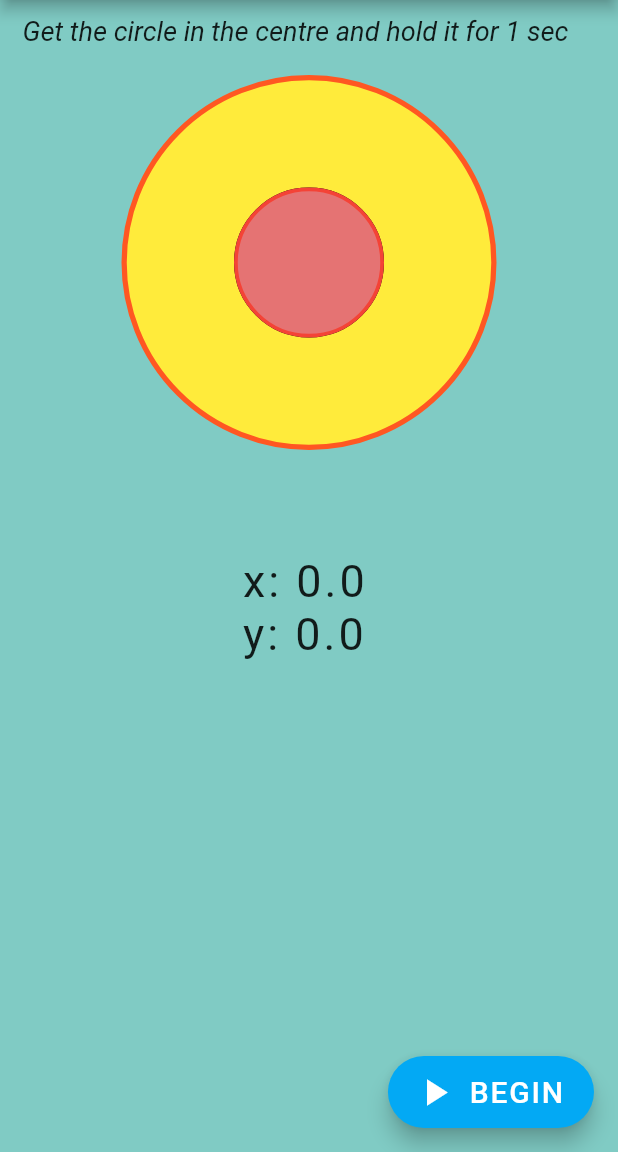
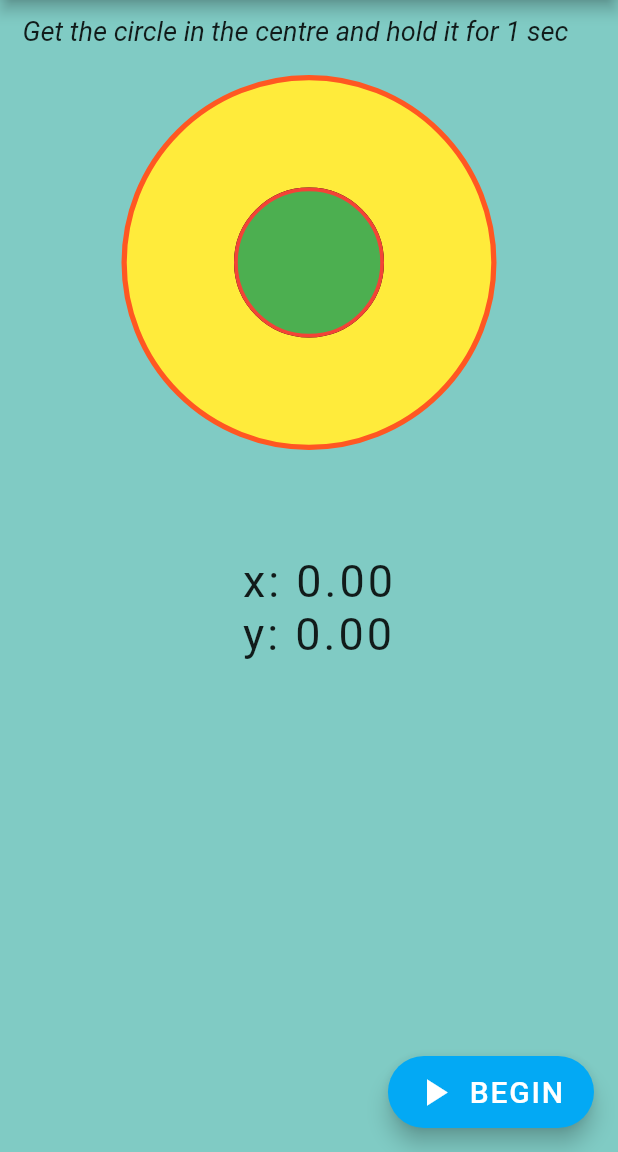
Before and after one commit to kshitijalwadhi/DevClubFlutterAssignment, a Flutter app: the screen it shows after launch, after a tap on "BEGIN", on a phone screen of 412 x 824 dp, the part 84-1236 px from its top. Run offline on Flutter 3.47's test engine with Material 2 defaults, Android fonts, the phone set to English and light mode, and no system bars; our stand-ins replace sensors.

Commit message:
final commit (everything working)

```diff
--- a/dev_club_flutter_assignment/lib/main.dart
+++ b/dev_club_flutter_assignment/lib/main.dart
@@ -7,6 +7,7 @@ void main() {
   runApp(GetWidthHeight());
 }
 
+// for giving MediaQuery.of() a context (MaterialApp) to decide width and height of device
 class GetWidthHeight extends StatelessWidget {
   @override
   Widget build(BuildContext context) {
@@ -36,7 +37,7 @@ class _MyAppBrainState extends State<MyAppBrain> {
   int count = 0;
   Color color = Colors.green;
 
-  //for starting the reading of data
+  //for starting the reading of data and game evaluation
   startTimer()
   {
     if (accel == null)
@@ -51,30 +52,55 @@ class _MyAppBrainState extends State<MyAppBrain> {
       {
         accel.resume();
       }
-
+    //for pausing the game after hold successfully for 1 sec and also call for color change
     if (timer == null || !timer.isActive) {
       timer = Timer.periodic(Duration(milliseconds: 200), (_) {
         if (count > 3) {
           pauseTimer();
         } else {
-          //setColor(event);
+          setColor();
           setPosition(event);
         }
       });
     }
   }
 
+  //changing the color as per requirement
+  setColor() {
+    var xDelta = (event.x *10).abs();
+    var yDelta = (event.y *10).abs();
+
+    if(xDelta<3 && yDelta<3){
+      setState(() {
+        color= Colors.greenAccent;
+        count+=1;
+      });
+    }
+    else{
+      setState(() {
+        color = Colors.red[300];
+        count =0;
+      });
+    }
+  }
+
+
+  //pause the timer
   pauseTimer(){
     timer.cancel();
+    accel.pause();
+    setState(() {
+      count =0;
+      color= Colors.green;
+    });
   }
 
   setPosition(AccelerometerEvent event){
     setState((){
-      left=event.x*10;
+      left=-event.x*10;
       top=event.y*10;
     });
   }
-
 
   @override
   Widget build(BuildContext context) {
@@ -115,6 +141,7 @@ class _MyAppBrainState extends State<MyAppBrain> {
 
                   child: Text('Get the circle in the centre and hold it for 1 sec', style: TextStyle(fontSize: 18, fontStyle: FontStyle.italic),),
                 ),
+
                 // the outer (fixed) circle
                 Positioned(
                   top: 50,
@@ -153,22 +180,23 @@ class _MyAppBrainState extends State<MyAppBrain> {
                     height: 100,
                     width: 100,
                     decoration: BoxDecoration(
-                      color: Colors.red[300],
+                      color: color,
                       border: Border.all(color: Colors.red, width: 2.5),
                       borderRadius: BorderRadius.circular(50),
                     ),
                   ),
                 ),
+
                 // text for accelerometer values
                 Positioned(
                   top: 370.0,
                   left: width/2 -45,
-                  child: Text('x: ${(event?.x ?? 0).toStringAsFixed(1)}', style: TextStyle(fontSize: 30.0, letterSpacing: 2.0, ),),
+                  child: Text('x: ${(event?.x ?? 0).toStringAsFixed(2)}', style: TextStyle(fontSize: 30.0, letterSpacing: 2.0, ),),
                 ),
                 Positioned(
                   top: 405.0,
                   left: width/2 - 45,
-                  child: Text('y: ${(event?.y ?? 0).toStringAsFixed(1)}', style: TextStyle(fontSize: 30.0, letterSpacing: 2.0, )),
+                  child: Text('y: ${(event?.y ?? 0).toStringAsFixed(2)}', style: TextStyle(fontSize: 30.0, letterSpacing: 2.0, )),
                 ),
               ],
             ),
```
